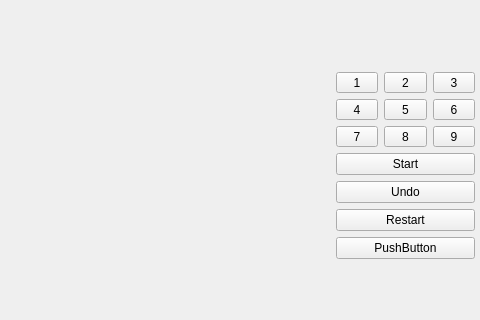
The window that mainwindow.ui (hsweif/SudukoGame) describes before a commit, drawn with Qt 5; both pictures show x 125 to 605 and y 158 to 478 of the 605 by 478 pixel window.
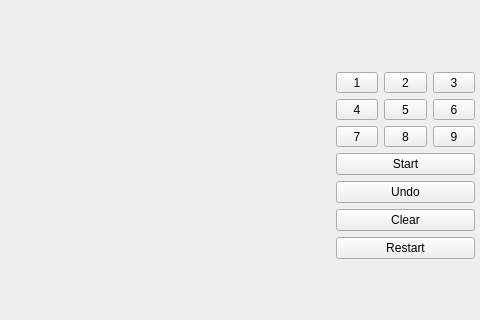
The same window after the commit.

Diff of the .ui file:
```diff
--- a/mainwindow.ui
+++ b/mainwindow.ui
@@ -32,9 +32,9 @@
       </widget>
      </item>
      <item row="6" column="0" colspan="3">
-      <widget class="QPushButton" name="restartButton">
+      <widget class="QPushButton" name="clearnButton">
        <property name="text">
-        <string>Restart</string>
+        <string>Clear</string>
        </property>
       </widget>
      </item>
@@ -176,9 +176,9 @@
       </widget>
      </item>
      <item row="7" column="0" colspan="3">
-      <widget class="QPushButton" name="pushButton_4">
+      <widget class="QPushButton" name="restartButton">
        <property name="text">
-        <string>PushButton</string>
+        <string>Restart</string>
        </property>
       </widget>
      </item>
```
Left out of the diff: 4 changed lines with no effect on the pictures.
